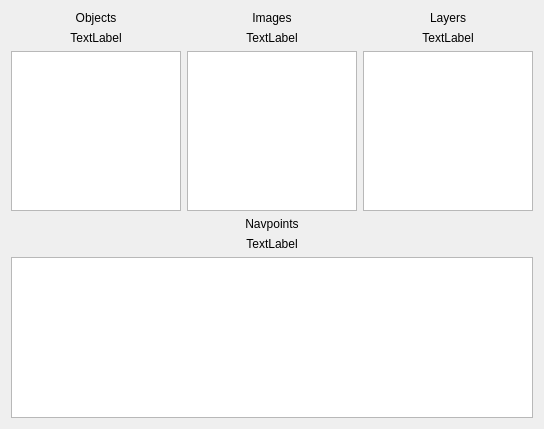
This is ui/P3DViewer.ui in michaelpm54/Ace3x as Qt 5 draws it before an edit. The edited form follows.
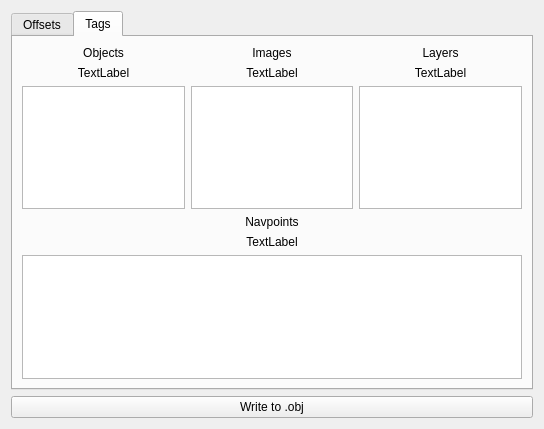
This is the edited form. The open tabs and pages were chosen to show the change.

Commit message: Update - Replace uncrustify with clang-format - Add VIM viewer - Use Conan - Use C++17 as Qt 5.13.2 doesn't work with C++20

What changed in the file:
```diff
--- a/ui/P3DViewer.ui
+++ b/ui/P3DViewer.ui
@@ -14,35 +14,59 @@
    <string>Form</string>
   </property>
   <layout class="QGridLayout" name="gridLayout">
-   <item row="5" column="0" colspan="3">
-    <widget class="QTableWidget" name="navTable"/>
+   <item row="0" column="0">
+    <widget class="QTabWidget" name="tabWidget">
+     <property name="currentIndex">
+      <number>0</number>
+     </property>
+     <widget class="QWidget" name="tab_2">
+      <attribute name="title">
+       <string>Offsets</string>
+      </attribute>
+      <layout class="QGridLayout" name="gridLayout_3">
+       <item row="0" column="1">
+        <widget class="QLineEdit" name="lineEdit"/>
+       </item>
+       <item row="1" column="1">
+        <widget class="QLineEdit" name="lineEdit_2"/>
+       </item>
+       <item row="0" column="0">
+        <widget class="QLabel" name="label">
+         <property name="text">
+          <string>TextLabel</string>
+         </property>
+        </widget>
    </item>
    <item row="1" column="0">
-    <widget class="QLabel" name="objCount">
+        <widget class="QLabel" name="label_2">
      <property name="text">
       <string>TextLabel</string>
      </property>
-     <property name="alignment">
-      <set>Qt::AlignCenter</set>
-     </property>
-    </widget>
-   </item>
-   <item row="2" column="0">
-    <widget class="QListWidget" name="objList"/>
-   </item>
-   <item row="4" column="1">
-    <widget class="QLabel" name="navCount">
+        </widget>
+       </item>
+       <item row="1" column="2">
+        <widget class="QLineEdit" name="lineEdit_3"/>
+       </item>
+       <item row="0" column="2">
+        <widget class="QLineEdit" name="lineEdit_4"/>
+       </item>
+      </layout>
+     </widget>
+     <widget class="QWidget" name="tab">
+      <attribute name="title">
+       <string>Tags</string>
+      </attribute>
+      <layout class="QGridLayout" name="gridLayout_2">
+       <item row="0" column="0">
+        <widget class="QLabel" name="objLabel">
      <property name="text">
-      <string>TextLabel</string>
+          <string>Objects</string>
      </property>
      <property name="alignment">
       <set>Qt::AlignCenter</set>
      </property>
     </widget>
    </item>
-   <item row="2" column="2">
-    <widget class="QListWidget" name="lyrList"/>
-   </item>
    <item row="0" column="1">
     <widget class="QLabel" name="imgLabel">
      <property name="text">
@@ -63,19 +87,16 @@
      </property>
     </widget>
    </item>
-   <item row="0" column="0">
-    <widget class="QLabel" name="objLabel">
+       <item row="1" column="0">
+        <widget class="QLabel" name="objCount">
      <property name="text">
-      <string>Objects</string>
+          <string>TextLabel</string>
      </property>
      <property name="alignment">
       <set>Qt::AlignCenter</set>
      </property>
     </widget>
    </item>
-   <item row="2" column="1">
-    <widget class="QListWidget" name="imgList"/>
-   </item>
    <item row="1" column="1">
     <widget class="QLabel" name="imgCount">
      <property name="text">
@@ -96,6 +117,15 @@
      </property>
     </widget>
    </item>
+       <item row="2" column="0">
+        <widget class="QListWidget" name="objList"/>
+       </item>
+       <item row="2" column="1">
+        <widget class="QListWidget" name="imgList"/>
+       </item>
+       <item row="2" column="2">
+        <widget class="QListWidget" name="lyrList"/>
+       </item>
    <item row="3" column="1">
     <widget class="QLabel" name="navLabel">
      <property name="text">
@@ -103,6 +133,30 @@
      </property>
      <property name="alignment">
       <set>Qt::AlignCenter</set>
+         </property>
+        </widget>
+       </item>
+       <item row="4" column="1">
+        <widget class="QLabel" name="navCount">
+         <property name="text">
+          <string>TextLabel</string>
+         </property>
+         <property name="alignment">
+          <set>Qt::AlignCenter</set>
+         </property>
+        </widget>
+       </item>
+       <item row="5" column="0" colspan="3">
+        <widget class="QTableWidget" name="navTable"/>
+       </item>
+      </layout>
+     </widget>
+    </widget>
+   </item>
+   <item row="1" column="0">
+    <widget class="QPushButton" name="writeToObjButton">
+     <property name="text">
+      <string>Write to .obj</string>
      </property>
     </widget>
    </item>
```
Lines whose indentation alone changed are shown as unchanged. The commit also changes 28 other files.
